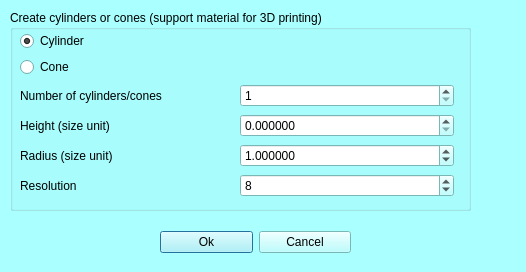
Old version of the form MorphoDig/Qt/mqCylinderDialog.ui in the repository morphomuseum/MorphoDig.
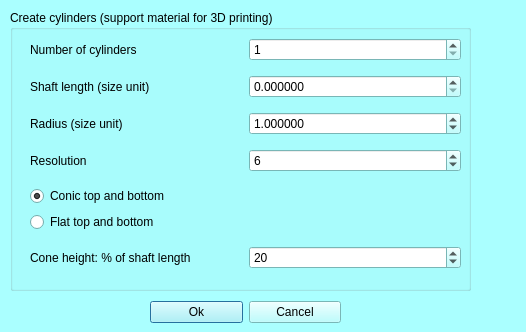
New version of the form.

Commit message: Support material nicer

The edit to the form file:
```diff
--- a/MorphoDig/Qt/mqCylinderDialog.ui
+++ b/MorphoDig/Qt/mqCylinderDialog.ui
@@ -7,7 +7,7 @@
     <x>0</x>
     <y>0</y>
     <width>526</width>
-    <height>272</height>
+    <height>332</height>
    </rect>
   </property>
   <property name="palette">
@@ -431,8 +431,8 @@
   <widget class="QWidget" name="layoutWidget">
    <property name="geometry">
     <rect>
-     <x>160</x>
-     <y>230</y>
+     <x>150</x>
+     <y>300</y>
      <width>191</width>
      <height>25</height>
     </rect>
@@ -460,49 +460,28 @@
      <x>10</x>
      <y>10</y>
      <width>461</width>
-     <height>201</height>
+     <height>281</height>
     </rect>
    </property>
    <property name="title">
-    <string>Create cylinders or cones (support material for 3D printing)</string>
+    <string>Create cylinders (support material for 3D printing)</string>
    </property>
    <widget class="QWidget" name="verticalLayoutWidget">
     <property name="geometry">
      <rect>
-      <x>10</x>
+      <x>20</x>
       <y>20</y>
-      <width>434</width>
-      <height>172</height>
+      <width>431</width>
+      <height>251</height>
      </rect>
     </property>
     <layout class="QVBoxLayout" name="verticalLayout">
-     <item>
-      <layout class="QVBoxLayout" name="verticalLayout_2">
-       <item>
-        <widget class="QRadioButton" name="cylinder">
-         <property name="text">
-          <string>Cylinder</string>
-         </property>
-         <property name="checked">
-          <bool>true</bool>
-         </property>
-        </widget>
-       </item>
-       <item>
-        <widget class="QRadioButton" name="cone">
-         <property name="text">
-          <string>Cone</string>
-         </property>
-        </widget>
-       </item>
-      </layout>
-     </item>
      <item>
       <layout class="QHBoxLayout" name="horizontalLayout_7">
        <item>
         <widget class="QLabel" name="label_6">
          <property name="text">
-          <string>Number of cylinders/cones</string>
+          <string>Number of cylinders</string>
          </property>
         </widget>
        </item>
@@ -520,7 +499,7 @@
        <item>
         <widget class="QLabel" name="label_2">
          <property name="text">
-          <string>Height (size unit)</string>
+          <string>Shaft length (size unit)</string>
          </property>
         </widget>
        </item>
@@ -587,7 +566,55 @@
           <number>1000</number>
          </property>
          <property name="value">
-          <number>8</number>
+          <number>6</number>
+         </property>
+        </widget>
+       </item>
+      </layout>
+     </item>
+     <item>
+      <layout class="QVBoxLayout" name="verticalLayout_2">
+       <item>
+        <widget class="QRadioButton" name="cone">
+         <property name="text">
+          <string>Conic top and bottom</string>
+         </property>
+         <property name="checked">
+          <bool>true</bool>
+         </property>
+        </widget>
+       </item>
+       <item>
+        <widget class="QRadioButton" name="cylinder">
+         <property name="text">
+          <string>Flat top and bottom</string>
+         </property>
+         <property name="checked">
+          <bool>false</bool>
+         </property>
+        </widget>
+       </item>
+      </layout>
+     </item>
+     <item>
+      <layout class="QHBoxLayout" name="horizontalLayout_4">
+       <item>
+        <widget class="QLabel" name="label_4">
+         <property name="text">
+          <string>Cone height: % of shaft length</string>
+         </property>
+        </widget>
+       </item>
+       <item>
+        <widget class="QSpinBox" name="coneHeight">
+         <property name="enabled">
+          <bool>true</bool>
+         </property>
+         <property name="singleStep">
+          <number>1</number>
+         </property>
+         <property name="value">
+          <number>20</number>
          </property>
         </widget>
        </item>
```
Left out of the diff: 4 changed lines with no effect on the pictures. The commit also changes 6 other files.
